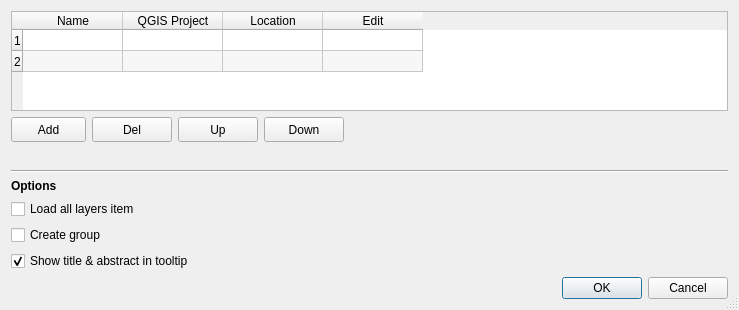
Above: menu_from_project/ui/conf_dialog.ui from xcaeag/MenuFromProject-Qgis-Plugin before the change. Below: the same form after it.
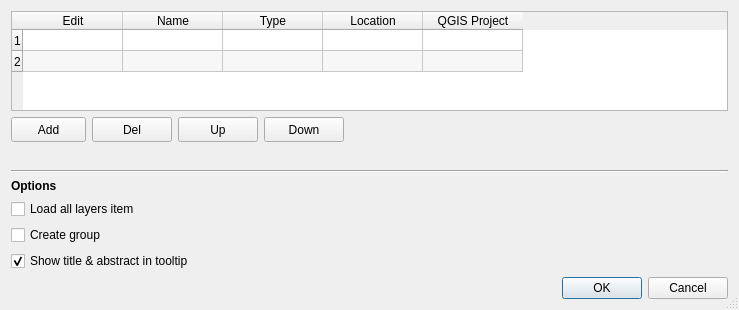
That is the form after the change. Icons and pictures are not drawn.

Commit message: Add a column for the location type

What changed in the file:
```diff
--- a/menu_from_project/ui/conf_dialog.ui
+++ b/menu_from_project/ui/conf_dialog.ui
@@ -89,7 +89,7 @@
         <number>2</number>
        </property>
        <property name="columnCount">
-        <number>4</number>
+        <number>5</number>
        </property>
        <attribute name="horizontalHeaderVisible">
         <bool>true</bool>
@@ -111,6 +111,11 @@
        </attribute>
        <row/>
        <row/>
+       <column>
+        <property name="text">
+         <string>Edit</string>
+        </property>
+       </column>
        <column>
         <property name="text">
          <string>Name</string>
@@ -118,7 +123,7 @@
        </column>
        <column>
         <property name="text">
-         <string>QGIS Project</string>
+         <string>Type</string>
         </property>
        </column>
        <column>
@@ -128,7 +133,7 @@
        </column>
        <column>
         <property name="text">
-         <string>Edit</string>
+         <string>QGIS Project</string>
         </property>
        </column>
       </widget>
```
Left out of the diff: 68 changed lines with no effect on the pictures.
